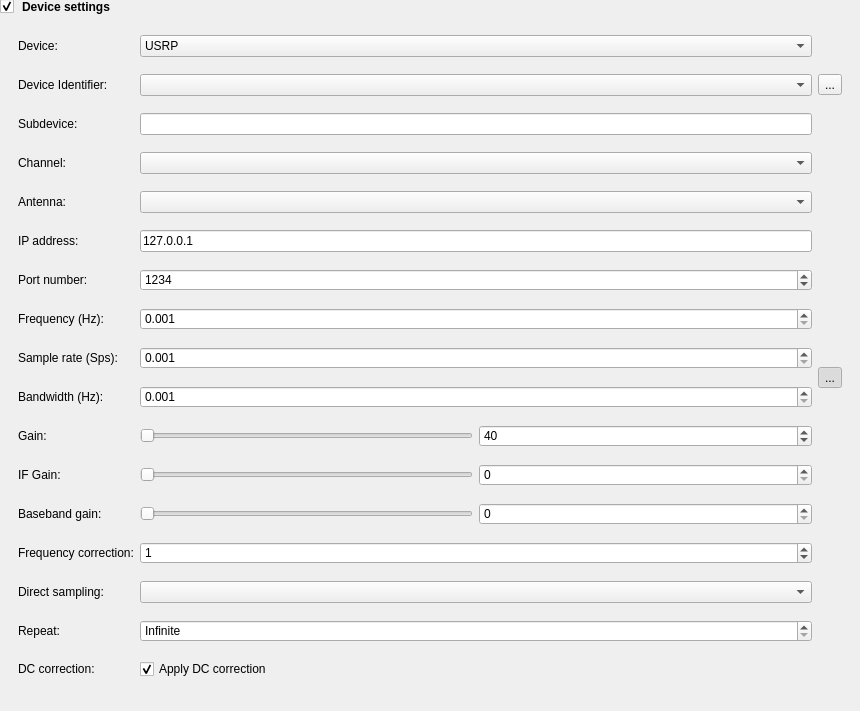
Qt form data/ui/send_recv_device_settings.ui (jopohl/urh) before a commit.
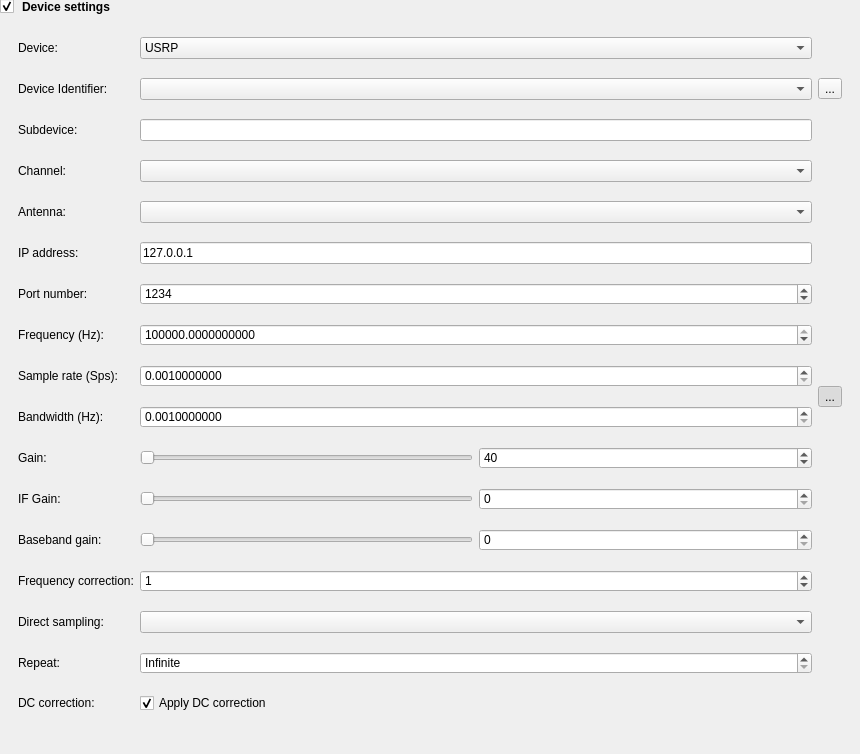
The same form after that commit. Icons and pictures are not drawn. Custom widgets are drawn as their Qt base class.

Commit message: allow more granular values in spinboxes Some frequencies such as 1575,42M (GPS) are not representable by four decimals with the higher suffix (1,57542G). This commit adapts the number of decimals to the actual value. The maximum number of decimals is capped at 10.

```diff
--- a/data/ui/send_recv_device_settings.ui
+++ b/data/ui/send_recv_device_settings.ui
@@ -7,7 +7,7 @@
     <x>0</x>
     <y>0</y>
     <width>860</width>
-    <height>711</height>
+    <height>754</height>
    </rect>
   </property>
   <property name="windowTitle">
@@ -230,7 +230,7 @@
          <item row="7" column="1">
           <widget class="KillerDoubleSpinBox" name="spinBoxFreq">
            <property name="decimals">
-            <number>3</number>
+            <number>10</number>
            </property>
            <property name="minimum">
             <double>0.001000000000000</double>
@@ -238,6 +238,9 @@
            <property name="maximum">
             <double>1000000000000.000000000000000</double>
            </property>
+           <property name="value">
+            <double>433920000.000000000000000</double>
+           </property>
           </widget>
          </item>
          <item row="4" column="0">
@@ -483,7 +486,7 @@
          <item row="8" column="1">
           <widget class="KillerDoubleSpinBox" name="spinBoxSampleRate">
            <property name="decimals">
-            <number>3</number>
+            <number>10</number>
            </property>
            <property name="minimum">
             <double>0.001000000000000</double>
@@ -496,7 +499,7 @@
          <item row="9" column="1">
           <widget class="KillerDoubleSpinBox" name="spinBoxBandwidth">
            <property name="decimals">
-            <number>3</number>
+            <number>10</number>
            </property>
            <property name="minimum">
             <double>0.001000000000000</double>
```
The commit also changes 4 other files.
